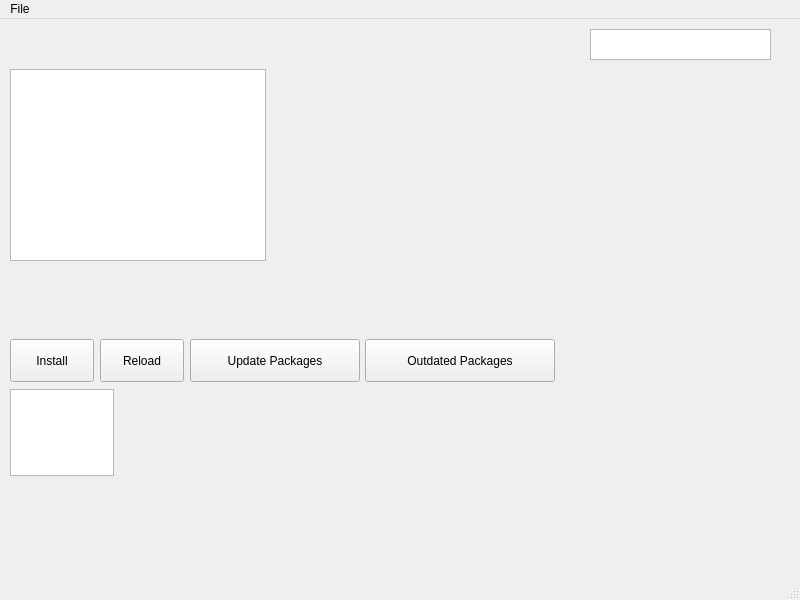
Before: the Qt Designer form untitled1/mainwindow.ui in voncloft/VPacman, drawn with Qt 5.
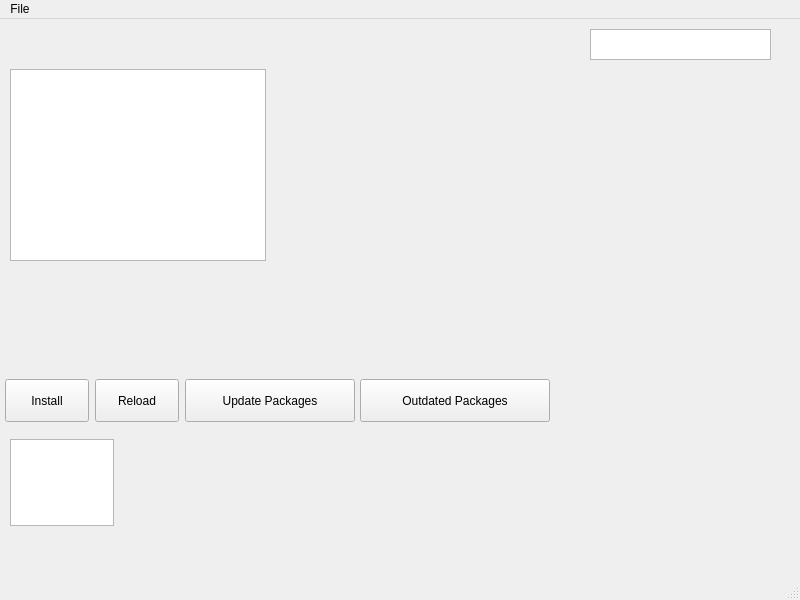
After: the same form once the commit is applied.

```diff
--- a/untitled1/mainwindow.ui
+++ b/untitled1/mainwindow.ui
@@ -27,8 +27,8 @@
    <widget class="QPushButton" name="pushButton">
     <property name="geometry">
      <rect>
-      <x>10</x>
-      <y>320</y>
+      <x>5</x>
+      <y>360</y>
       <width>84</width>
       <height>43</height>
      </rect>
@@ -41,7 +41,7 @@
     <property name="geometry">
      <rect>
       <x>10</x>
-      <y>370</y>
+      <y>420</y>
       <width>104</width>
       <height>87</height>
      </rect>
@@ -50,8 +50,8 @@
    <widget class="QPushButton" name="pushButton_2">
     <property name="geometry">
      <rect>
-      <x>100</x>
-      <y>320</y>
+      <x>95</x>
+      <y>360</y>
       <width>84</width>
       <height>43</height>
      </rect>
@@ -63,8 +63,8 @@
    <widget class="QPushButton" name="pushButton_3">
     <property name="geometry">
      <rect>
-      <x>190</x>
-      <y>320</y>
+      <x>185</x>
+      <y>360</y>
       <width>170</width>
       <height>43</height>
      </rect>
@@ -76,8 +76,8 @@
    <widget class="QPushButton" name="pushButton_4">
     <property name="geometry">
      <rect>
-      <x>365</x>
-      <y>320</y>
+      <x>360</x>
+      <y>360</y>
       <width>190</width>
       <height>43</height>
      </rect>
```
